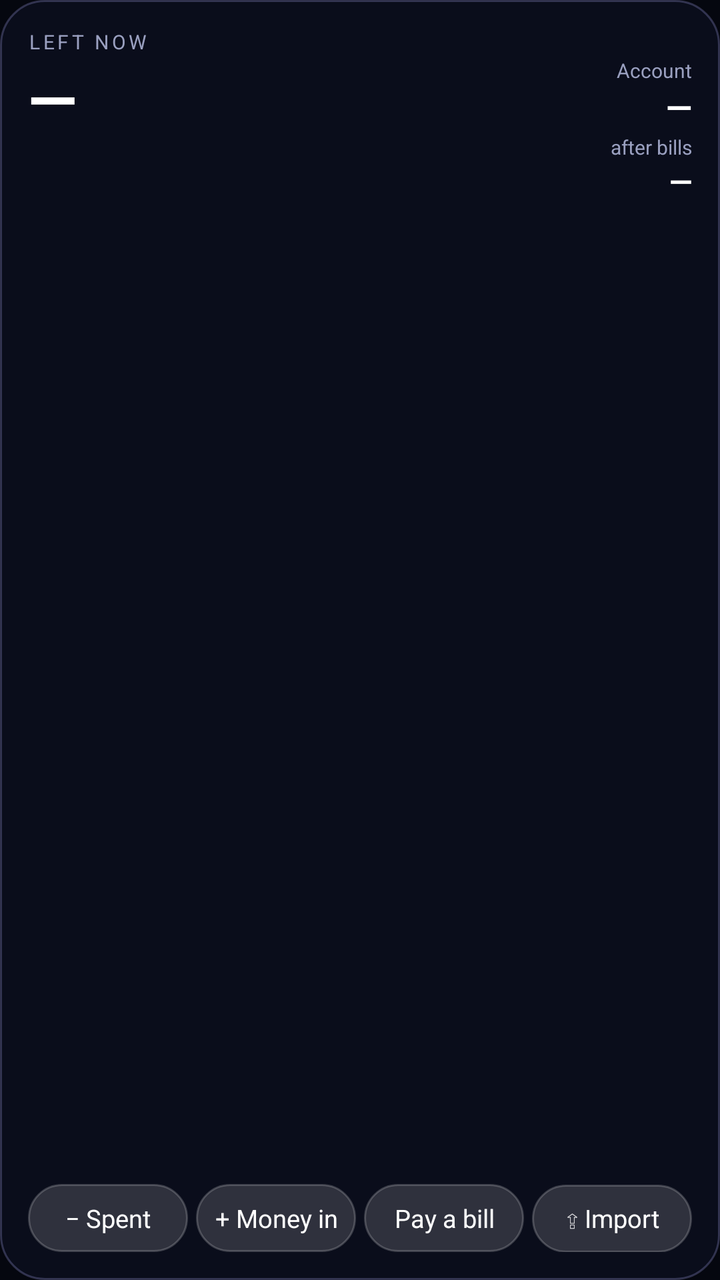
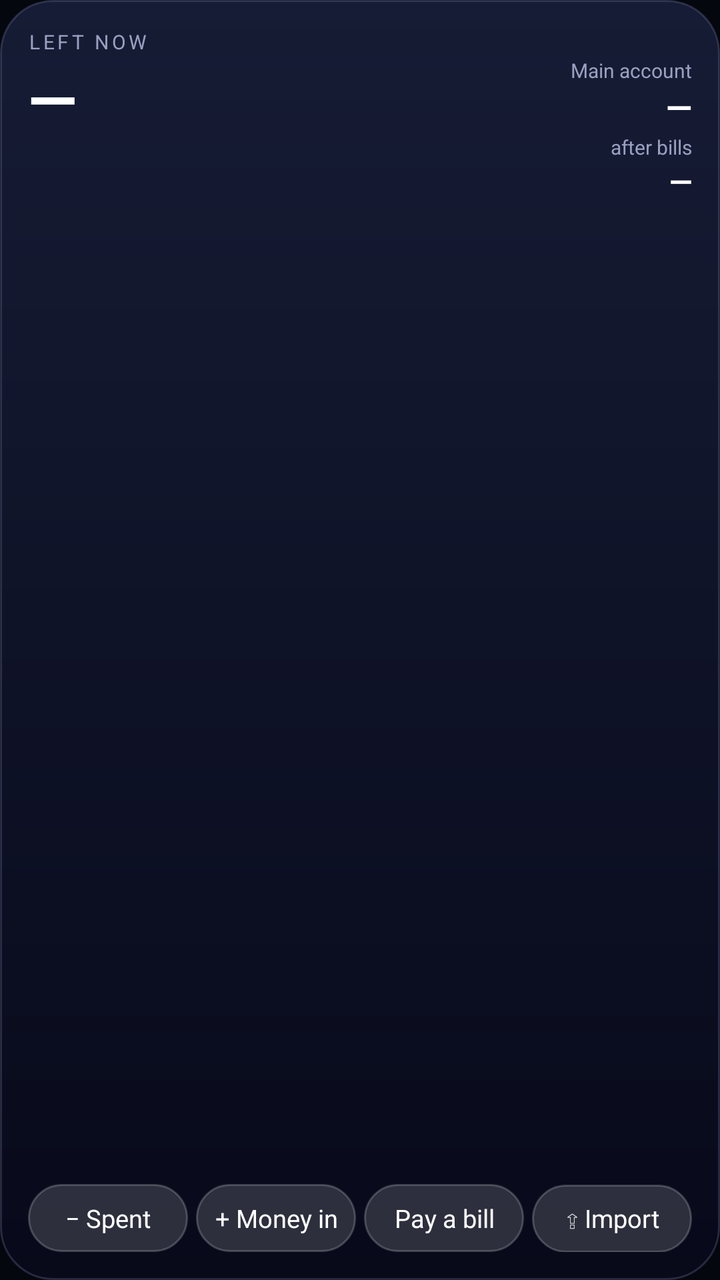

An Android layout rendered at two revisions. The XML below is the earlier revision; the diff shows what the commit changed to produce the second picture.
<!-- AndroidManifest.xml: application theme AppTheme -->
<!-- res/layout/w_money.xml -->
<?xml version="1.0" encoding="utf-8"?>
<LinearLayout xmlns:android="http://schemas.android.com/apk/res/android"
    android:layout_width="match_parent" android:layout_height="match_parent"
    android:orientation="vertical" android:background="@drawable/wbg" android:padding="14dp">
    <LinearLayout android:id="@+id/w_open" android:layout_width="match_parent" android:layout_height="wrap_content"
        android:orientation="horizontal" android:gravity="top">
        <LinearLayout android:layout_width="0dp" android:layout_height="wrap_content" android:layout_weight="1" android:orientation="vertical">
            <TextView android:id="@+id/w_lk" android:layout_width="wrap_content" android:layout_height="wrap_content"
                android:text="LEFT NOW" android:textSize="10sp" android:textColor="#9AA0C0" android:letterSpacing="0.15" />
            <TextView android:id="@+id/w_left" android:layout_width="wrap_content" android:layout_height="wrap_content"
                android:text="—" android:textSize="32sp" android:textStyle="bold" android:textColor="#FFFFFF" android:maxLines="1" />
            <TextView android:id="@+id/w_tier" android:layout_width="wrap_content" android:layout_height="wrap_content"
                android:textSize="11sp" android:textColor="#9AA0C0" android:maxLines="1" />
        </LinearLayout>
        <LinearLayout android:layout_width="wrap_content" android:layout_height="wrap_content" android:orientation="vertical" android:gravity="end">
            <TextView android:id="@+id/w_at" android:layout_width="wrap_content" android:layout_height="wrap_content"
                android:textSize="9sp" android:textColor="#6B7090" />
            <TextView android:id="@+id/w_kk" android:layout_width="wrap_content" android:layout_height="wrap_content"
                android:text="Account" android:textSize="10sp" android:textColor="#9AA0C0" android:layout_marginTop="2dp" />
            <TextView android:id="@+id/w_koho" android:layout_width="wrap_content" android:layout_height="wrap_content"
                android:text="—" android:textSize="17sp" android:textStyle="bold" android:textColor="#FFFFFF" />
            <TextView android:layout_width="wrap_content" android:layout_height="wrap_content"
                android:text="after bills" android:textSize="10sp" android:textColor="#9AA0C0" android:layout_marginTop="2dp" />
            <TextView android:id="@+id/w_after" android:layout_width="wrap_content" android:layout_height="wrap_content"
                android:text="—" android:textSize="15sp" android:textStyle="bold" android:textColor="#FFFFFF" />
        </LinearLayout>
    </LinearLayout>
    <TextView android:id="@+id/w_next" android:layout_width="match_parent" android:layout_height="wrap_content"
        android:textSize="12sp" android:textColor="#D8D4F0" android:maxLines="1" android:ellipsize="end" android:layout_marginTop="10dp" />
    <TextView android:id="@+id/w_low" android:layout_width="match_parent" android:layout_height="wrap_content"
        android:textSize="12sp" android:textColor="#D8D4F0" android:maxLines="1" android:ellipsize="end" />
    <FrameLayout android:layout_width="match_parent" android:layout_height="0dp" android:layout_weight="1" />
    <LinearLayout android:layout_width="match_parent" android:layout_height="wrap_content" android:orientation="horizontal" android:layout_marginTop="8dp">
        <TextView android:id="@+id/w_b1" android:layout_width="0dp" android:layout_height="34dp" android:layout_weight="1" android:layout_marginEnd="4dp"
            android:gravity="center" android:background="@drawable/wbtn" android:text="− Spent" android:textSize="12.5sp" android:textColor="#FFFFFF" android:maxLines="1" />
        <TextView android:id="@+id/w_b2" android:layout_width="0dp" android:layout_height="34dp" android:layout_weight="1" android:layout_marginEnd="4dp"
            android:gravity="center" android:background="@drawable/wbtn" android:text="+ Money in" android:textSize="12.5sp" android:textColor="#FFFFFF" android:maxLines="1" />
        <TextView android:id="@+id/w_b3" android:layout_width="0dp" android:layout_height="34dp" android:layout_weight="1" android:layout_marginEnd="4dp"
            android:gravity="center" android:background="@drawable/wbtn" android:text="Pay a bill" android:textSize="12.5sp" android:textColor="#FFFFFF" android:maxLines="1" />
        <TextView android:id="@+id/w_b4" android:layout_width="0dp" android:layout_height="34dp" android:layout_weight="1"
            android:gravity="center" android:background="@drawable/wbtn" android:text="⇪ Import" android:textSize="12.5sp" android:textColor="#FFFFFF" android:maxLines="1" />
    </LinearLayout>
</LinearLayout>
<!-- resources referenced by this layout -->
<resources>
  <!-- drawable wbg (drawable) -->
  <?xml version="1.0" encoding="utf-8"?>
  <shape xmlns:android="http://schemas.android.com/apk/res/android" android:shape="rectangle">
      <solid android:color="#F20B0E1C" />
      <stroke android:width="1dp" android:color="#40AFAFFF" />
      <corners android:radius="22dp" />
  </shape>
  <!-- drawable wbtn (drawable) -->
  <?xml version="1.0" encoding="utf-8"?>
  <shape xmlns:android="http://schemas.android.com/apk/res/android" android:shape="rectangle">
      <solid android:color="#26FFFFFF" />
      <stroke android:width="1dp" android:color="#33FFFFFF" />
      <corners android:radius="99dp" />
  </shape>
  <style name="AppTheme" parent="@android:style/Theme.Material.NoActionBar">
          <item name="android:windowBackground">@color/rv_bg</item>
          <item name="android:colorBackground">@color/rv_bg</item>
          <item name="android:statusBarColor">@color/rv_bg</item>
          <item name="android:navigationBarColor">@color/rv_bg</item>
          <item name="android:colorAccent">#FFAFAFFF</item>
      </style>
  <color name="rv_bg">#FF05070F</color>
</resources>

<!-- the commit's change to res/layout/w_money.xml (unified diff, before → after) -->
@@ -16,7 +16,7 @@
             <TextView android:id="@+id/w_at" android:layout_width="wrap_content" android:layout_height="wrap_content"
                 android:textSize="9sp" android:textColor="#6B7090" />
             <TextView android:id="@+id/w_kk" android:layout_width="wrap_content" android:layout_height="wrap_content"
-                android:text="Account" android:textSize="10sp" android:textColor="#9AA0C0" android:layout_marginTop="2dp" />
+                android:text="Main account" android:textSize="10sp" android:textColor="#9AA0C0" android:layout_marginTop="2dp" />
             <TextView android:id="@+id/w_koho" android:layout_width="wrap_content" android:layout_height="wrap_content"
                 android:text="—" android:textSize="17sp" android:textStyle="bold" android:textColor="#FFFFFF" />
             <TextView android:layout_width="wrap_content" android:layout_height="wrap_content"
<!-- resource entries referenced after the edit -->
@@ -3,9 +3,9 @@
   <!-- drawable wbg (drawable) -->
   <?xml version="1.0" encoding="utf-8"?>
   <shape xmlns:android="http://schemas.android.com/apk/res/android" android:shape="rectangle">
-      <solid android:color="#F20B0E1C" />
-      <stroke android:width="1dp" android:color="#40AFAFFF" />
-      <corners android:radius="22dp" />
+      <gradient android:startColor="#F5161C36" android:endColor="#F507091A" android:angle="270" />
+      <stroke android:width="1dp" android:color="#2EB9BEFF" />
+      <corners android:radius="26dp" />
   </shape>
   <!-- drawable wbtn (drawable) -->
   <?xml version="1.0" encoding="utf-8"?>
